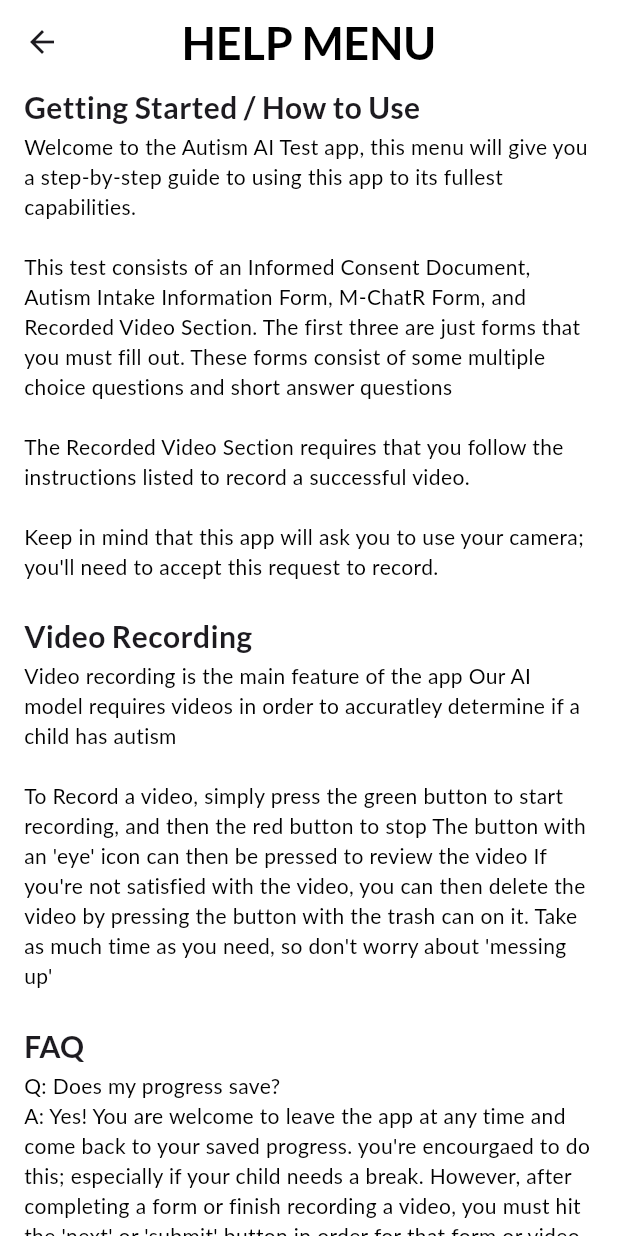
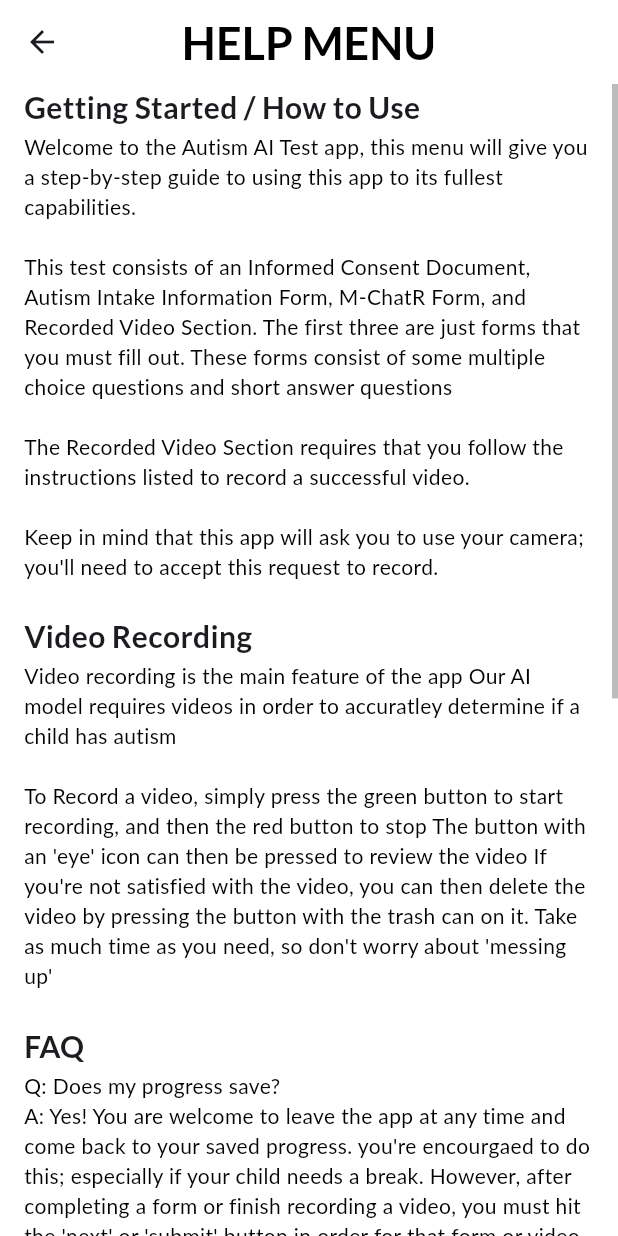
Before and after one commit to kevin200555/autism_ai_test, a Flutter app: the screen it shows after launch, after a tap on the "help outline" icon, on a phone screen of 412 x 824 dp. Run offline on Flutter 3.47's test engine with Material 3 defaults, Android fonts, the phone set to English and light mode, and no system bars; drawn by our look-alikes of auto_size_text; our stand-ins replace camera, firebase_core, firebase_storage, google_fonts, hive, hive_flutter and 1 more; missing offline and left inert: pdfx; accounts and stored records are empty.

Commit message:
added the scrollbar to the help_screen

```diff
--- a/lib/screens/help_screens/help_screen.dart
+++ b/lib/screens/help_screens/help_screen.dart
@@ -20,7 +20,9 @@ class HelpScreen extends StatelessWidget {
         backgroundColor: ColorTheme.background,
       ),
       // all of the text information
-      body: SingleChildScrollView(
+      body: Scrollbar(
+        thumbVisibility: true,
+        child: SingleChildScrollView(
           child: Column(
             children: [
               // Getting started section
@@ -37,6 +39,7 @@ class HelpScreen extends StatelessWidget {
                 'this request to record.\n',
                 color: ColorTheme.textColor,
               ),
+              // Video Recording Section
               SubTitle('Video Recording'),
               BodyText(
                 'Video recording is the main feature of the app '
@@ -74,8 +77,8 @@ class HelpScreen extends StatelessWidget {
                 color: ColorTheme.red,
               ),
               ResetButton(camera: camera),
+              BodyText('\n', color: ColorTheme.textColor),
               // Contact information section
-            BodyText('\n', color: ColorTheme.textColor),
               SubTitle('Contact'),
               BodyText(
                 'For questions about the app, contact Kevin Li:\n'
@@ -86,6 +89,7 @@ class HelpScreen extends StatelessWidget {
             ],
           ),
         ),
+      ),
     );
   }
 } // EOF help_screen.dart
```
Lines whose indentation alone changed are shown as unchanged.
